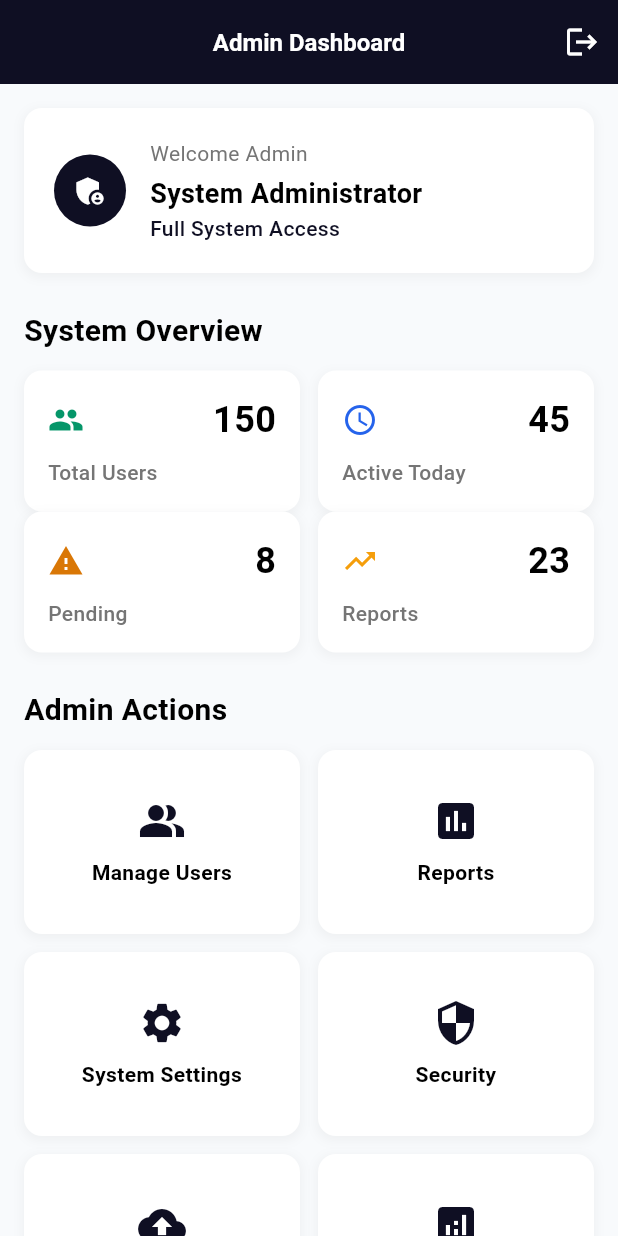
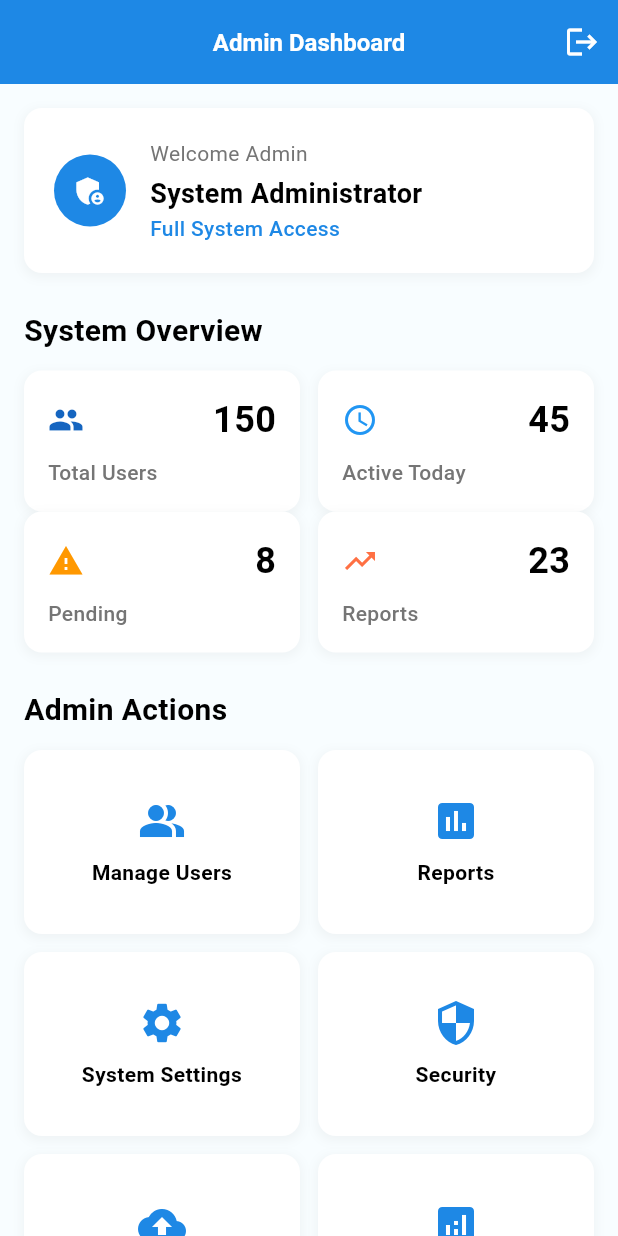
Before and after one commit to sakibahmedshanto/rahiee-ai, a Flutter app: the AdminScreen screen opened directly, on a phone screen of 412 x 824 dp. Run offline on Flutter 3.47's test engine with Material 3 defaults, Android fonts, the phone set to English and light mode, and no system bars; our stand-ins replace cloud_firestore, firebase_auth, firebase_core, firebase_messaging, flutter_easyloading, flutter_keyboard_visibility and 4 more; accounts and stored records are empty.

Commit message:
changed the color pallet

```diff
--- a/lib/main.dart
+++ b/lib/main.dart
@@ -6,7 +6,6 @@ import 'firebase_options.dart';
 import 'screens/auth_ui/splash_screen.dart';
 import 'theme/app_theme.dart';
 import 'theme/theme_controller.dart';
-
 import 'utils/app_constant.dart';
 
 
--- a/lib/screens/auth_ui/splash_screen.dart
+++ b/lib/screens/auth_ui/splash_screen.dart
@@ -35,7 +35,7 @@ class _SplashScreenState extends State<SplashScreen> {
       var userData = await getUserDataController.getUserData(user!.uid);
       UserModel? userModel = await getUserDataController.getUserModel(user!.uid);
 
-      if (userData[0]['isAdmin'] == true) {
+      if (userData[0]['userRole'] == "admin") {
         Get.offAll(() => AdminScreen());
       } else {
         Get.offAll(() => LandingScreen(userModel: userModel!));
--- a/lib/utils/app_constant.dart
+++ b/lib/utils/app_constant.dart
@@ -6,25 +6,32 @@ class AppConstant {
   static String appMainName = 'Rahiee.AI';
   static String appPoweredBy = 'Powered By TanAiNent UK Global';
 
-  // 🌟 MIDNIGHT ELEGANCE - Premium Professional Color Palette
-  static const Color primaryColor = Color(0xFF0F0F23); // Midnight Black
-  static const Color secondaryColor = Color(0xFF10B981); // Emerald Green
-  static const Color accentColor = Color(0xFFF59E0B); // Amber Gold
-  static const Color backgroundColor = Color(0xFFF8FAFC); // Soft White
+  // 🐦 VIBRANT NATURE - Inspired by Company Logo Color Palette
+  static const Color primaryColor = Color(0xFF1E88E5); // Vibrant Blue (main bird)
+  static const Color secondaryColor = Color(0xFF1976D2); // Deep Blue Variant
+  static const Color accentColor = Color(0xFFFF7043); // Warm Coral (accent bird)
+  static const Color backgroundColor = Color(0xFFF8FDFF); // Sky White
   static const Color cardColor = Color(0xFFFFFFFF); // Pure White
-  static const Color textPrimary = Color(0xFF1F2937); // Rich Black
-  static const Color textSecondary = Color(0xFF6B7280); // Cool Gray
+  static const Color textPrimary = Color(0xFF263238); // Deep Blue Gray
+  static const Color textSecondary = Color(0xFF546E7A); // Medium Blue Gray
   static const Color textLight = Color(0xFFFFFFFF); // Pure White
-  static const Color successColor = Color(0xFF059669); // Deep Green
-  static const Color errorColor = Color(0xFFDC2626); // Crimson Red
-  static const Color warningColor = Color(0xFFD97706); // Orange
-  static const Color infoColor = Color(0xFF2563EB); // Royal Blue
-  static const Color shadowColor = Color(0x0F0F2333); // Midnight Shadow
-  static const Color gradientStart = Color(0xFF10B981); // Emerald
-  static const Color gradientEnd = Color(0xFF059669); // Deep Emerald
-  static const Color gradientSecondary = Color(0xFFF59E0B); // Gold Accent
-  static const Color surfaceColor = Color(0xFFF1F5F9); // Light Surface
-  static const Color borderColor = Color(0xFFE2E8F0); // Subtle Border
+  static const Color successColor = Color(0xFF1565C0); // Professional Deep Blue
+  static const Color errorColor = Color(0xFFE53935); // Vibrant Red
+  static const Color warningColor = Color(0xFFFF9800); // Golden Orange
+  static const Color infoColor = Color(0xFF2196F3); // Bright Blue
+  static const Color shadowColor = Color(0x1E1E88E5); // Blue Shadow
+  static const Color gradientStart = Color(0xFF1E88E5); // Sky Blue
+  static const Color gradientEnd = Color(0xFF1976D2); // Deep Blue Variant
+  static const Color gradientSecondary = Color(0xFF1976D2); // Deep Blue Accent
+  static const Color surfaceColor = Color(0xFFF1F8FF); // Light Blue Surface
+  static const Color borderColor = Color(0xFFE3F2FD); // Soft Blue Border
+
+  // Additional colors from logo
+  static const Color logoBlue = Color(0xFF1976D2); // Deep Logo Blue
+  static const Color logoGreen = Color(0xFF00796B); // Professional Logo Teal
+  static const Color logoTeal = Color(0xFF26A69A); // Logo Teal
+  static const Color logoOrange = Color(0xFFFF7043); // Logo Orange
+  static const Color logoPink = Color(0xFFE91E63); // Logo Pink/Magenta
 
   // Legacy colors for backward compatibility
   static const appMainColor = primaryColor;
```
